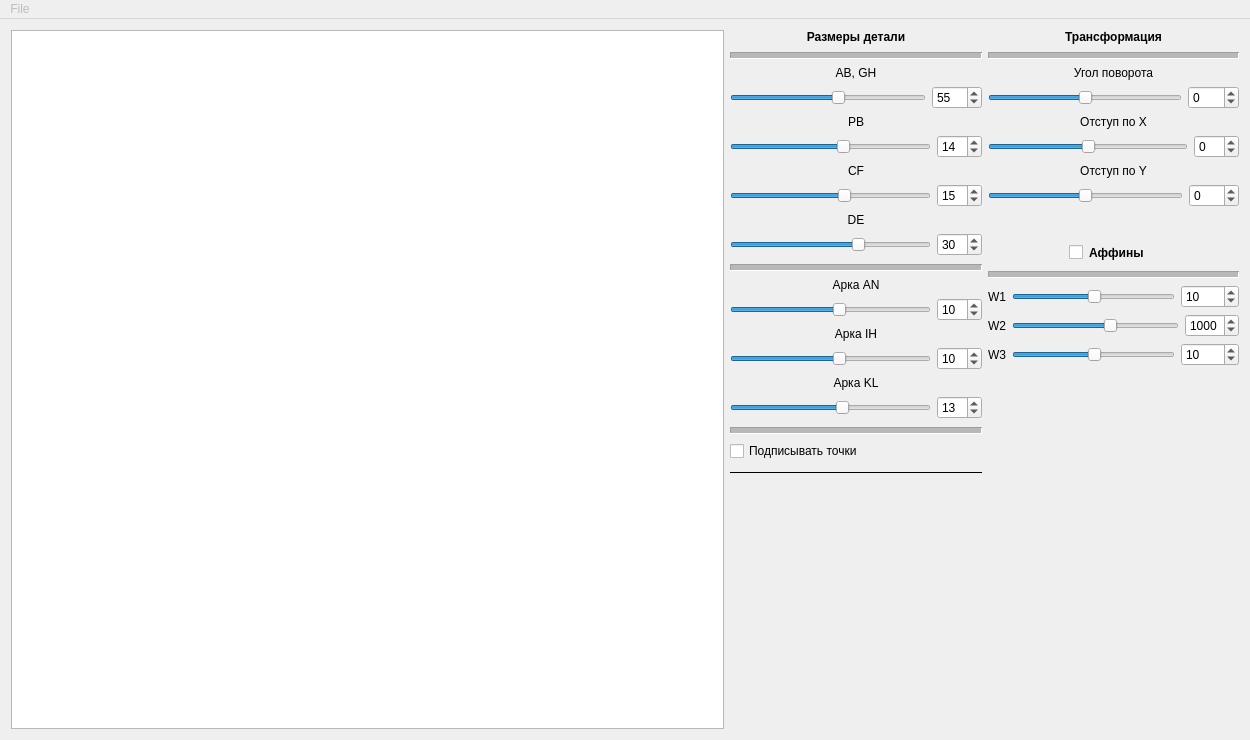
First picture: the form in MainWindow/mainwindow.ui, repository Childcity/QtGraphicsExample, before the edit.
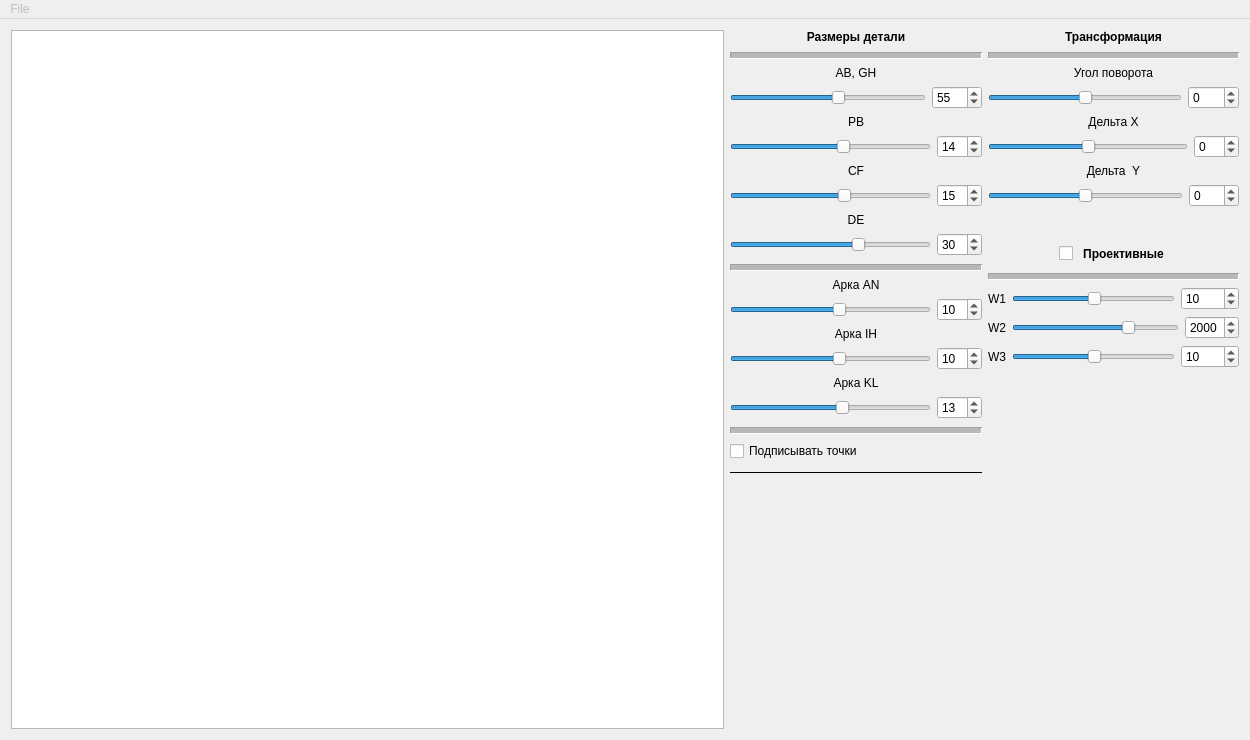
Second picture: the form after the edit. Icons and pictures are not drawn. Custom widgets are drawn as their Qt base class.

What changed in the file:
```diff
--- a/MainWindow/mainwindow.ui
+++ b/MainWindow/mainwindow.ui
@@ -573,7 +573,7 @@
         <item>
          <widget class="QLabel" name="label_13">
           <property name="text">
-           <string>Отступ по X</string>
+           <string>Дельта X</string>
           </property>
           <property name="alignment">
            <set>Qt::AlignCenter</set>
@@ -607,7 +607,7 @@
         <item>
          <widget class="QLabel" name="label_14">
           <property name="text">
-           <string>Отступ по Y</string>
+           <string>Дельта  Y</string>
           </property>
           <property name="alignment">
            <set>Qt::AlignCenter</set>
@@ -691,10 +691,10 @@
            </widget>
           </item>
           <item>
-           <widget class="QLabel" name="label_9">
+           <widget class="QPushButton" name="pushButton">
             <property name="minimumSize">
              <size>
-              <width>150</width>
+              <width>0</width>
               <height>0</height>
              </size>
             </property>
@@ -705,13 +705,26 @@
              </font>
             </property>
             <property name="text">
-             <string>Аффины</string>
+             <string>Проективные</string>
             </property>
-            <property name="alignment">
-             <set>Qt::AlignLeading|Qt::AlignLeft|Qt::AlignVCenter</set>
+            <property name="flat">
+             <bool>true</bool>
             </property>
            </widget>
           </item>
+          <item>
+           <spacer name="horizontalSpacer_2">
+            <property name="orientation">
+             <enum>Qt::Horizontal</enum>
+            </property>
+            <property name="sizeHint" stdset="0">
+             <size>
+              <width>40</width>
+              <height>20</height>
+             </size>
+            </property>
+           </spacer>
+          </item>
          </layout>
         </item>
         <item>
@@ -800,13 +813,13 @@
              <number>-500</number>
             </property>
             <property name="maximum">
-             <number>2000</number>
+             <number>3000</number>
             </property>
             <property name="pageStep">
              <number>100</number>
             </property>
             <property name="value">
-             <number>1000</number>
+             <number>2000</number>
             </property>
             <property name="orientation">
              <enum>Qt::Horizontal</enum>
@@ -819,13 +832,13 @@
              <number>-500</number>
             </property>
             <property name="maximum">
-             <number>2000</number>
+             <number>3000</number>
             </property>
             <property name="singleStep">
              <number>2</number>
             </property>
             <property name="value">
-             <number>1000</number>
+             <number>2000</number>
             </property>
            </widget>
           </item>
```
Left out of the diff: 16 changed lines with no effect on the pictures.
